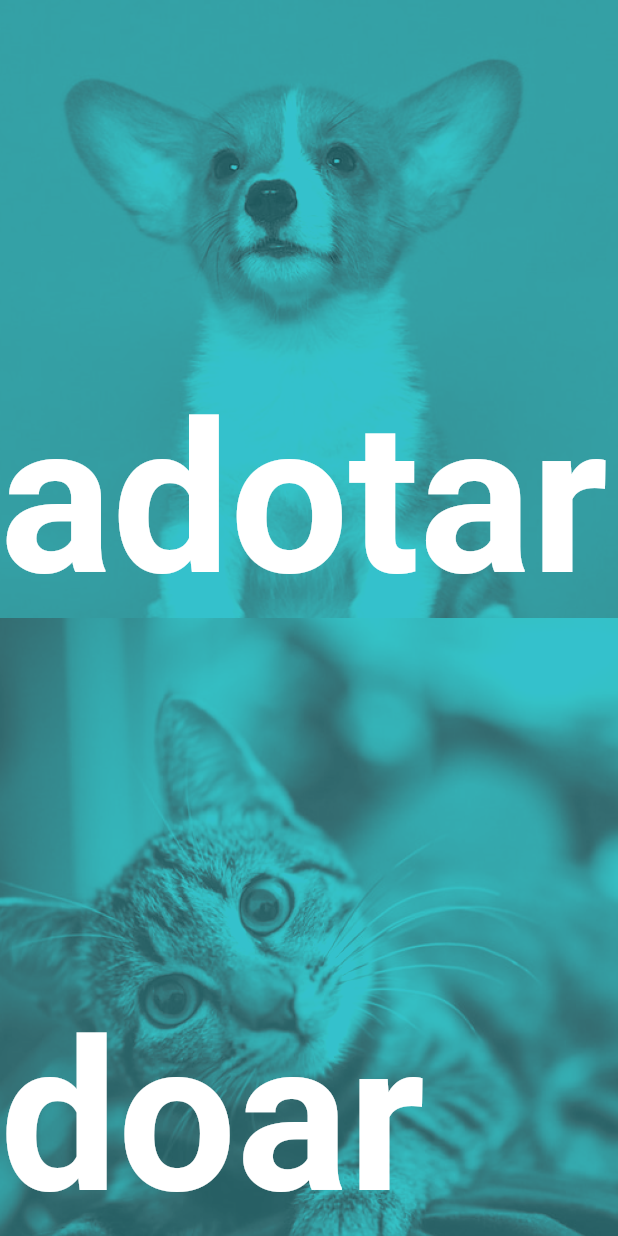
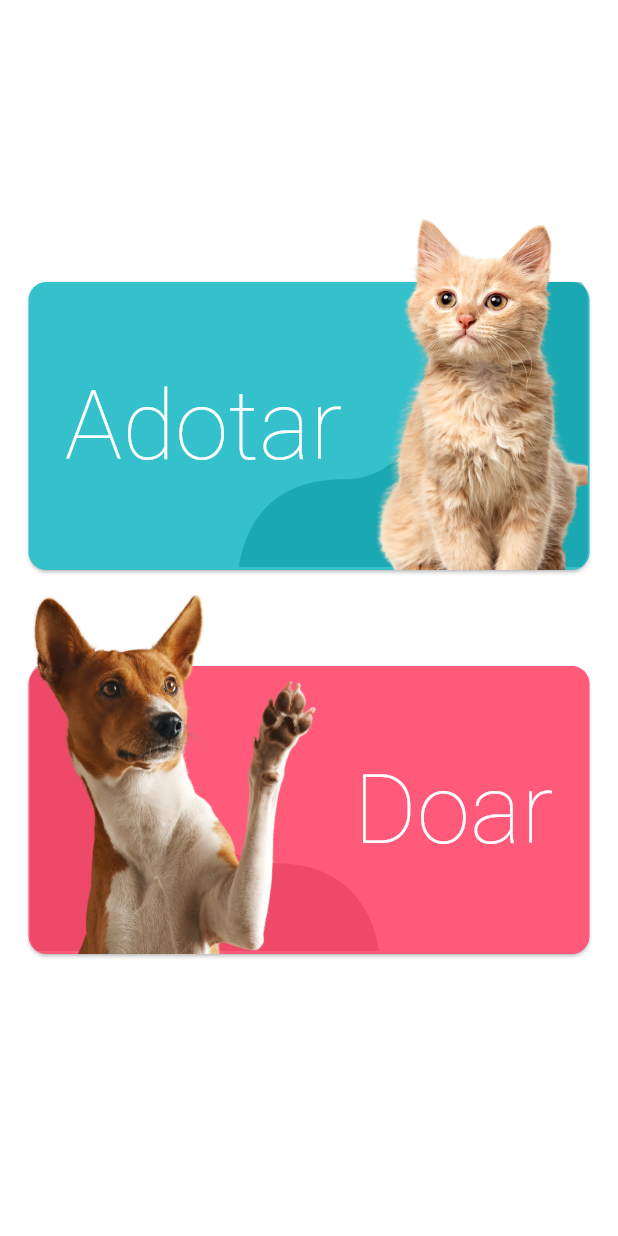
Before and after one commit to tecrodrigocastro/adote-um-pet-app, a Flutter app: the ChoosePage screen opened by its route, on a phone screen of 412 x 824 dp. Run offline on Flutter 3.47's test engine with Material 3 defaults, Android fonts, the phone set to English and light mode, and no system bars; our stand-ins replace bloc, dio, equatable, flutter_bloc, flutter_dotenv, flutter_masked_text2 and 7 more; missing offline and left inert: lucid_validation; accounts and stored records are empty.

Commit message:
refactor(app/choose): Refactor choose_page.dart to use Design System buttons

```diff
--- a/lib/src/core/features/choose/presentation/choose_page.dart
+++ b/lib/src/core/features/choose/presentation/choose_page.dart
@@ -1,5 +1,8 @@
+import 'dart:developer';
+
 import 'package:design_system/design_system.dart';
 import 'package:flutter/material.dart';
+import 'package:gap/gap.dart';
 
 import '../../../../routes.dart';
 
@@ -8,57 +11,22 @@ class ChoosePage extends StatelessWidget {
 
   @override
   Widget build(BuildContext context) {
-    final size = MediaQuery.sizeOf(context);
-    final theme = Theme.of(context);
     return Scaffold(
+      backgroundColor: Colors.white.withOpacity(0.98),
       body: Column(
+        mainAxisAlignment: MainAxisAlignment.center,
         children: [
-          InkWell(
-            onTap: () {},
-            child: Container(
-              height: size.height * 0.5,
-              width: size.width,
-              alignment: AlignmentDirectional.bottomStart,
-              decoration: const BoxDecoration(
-                image: DecorationImage(
-                  image: AppImages.dogChoose,
-                  fit: BoxFit.cover,
-                  colorFilter: ColorFilter.mode(
-                    AppColors.secondaryColor,
-                    BlendMode.darken,
-                  ),
-                ),
-              ),
-              child: Text(
-                'adotar',
-                style: theme.textTheme.displayLarge,
-              ),
-            ),
+          AdotarButtonDS(
+            onTap: () {
+              log('Adotar');
+            },
           ),
-          InkWell(
+          const Gap(56),
+          DoarButtonDS(
             onTap: () {
               router.go('/donate-info');
             },
-            child: Container(
-              height: size.height * 0.5,
-              width: size.width,
-              alignment: AlignmentDirectional.bottomStart,
-              decoration: const BoxDecoration(
-                image: DecorationImage(
-                  image: AppImages.catChoose,
-                  fit: BoxFit.cover,
-                  colorFilter: ColorFilter.mode(
-                    AppColors.secondaryColor,
-                    BlendMode.darken,
-                  ),
-                ),
-              ),
-              child: Text(
-                'doar',
-                style: theme.textTheme.displayLarge,
-              ),
-            ),
-          )
+          ),
         ],
       ),
     );
```
